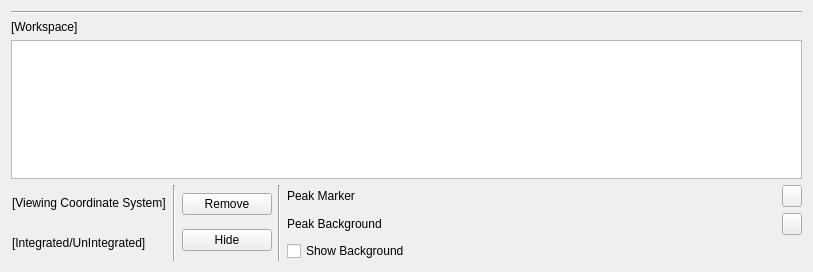
Before: the Qt Designer form Code/Mantid/MantidQt/SliceViewer/inc/MantidQtSliceViewer/PeaksWorkspaceWidget.ui in mantidproject/mantid, drawn with Qt 5.
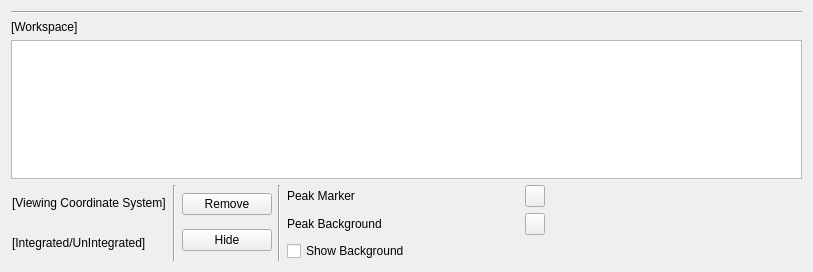
After: the same form once the commit is applied.

Commit message: refs #7373. Better Windowz layout.

Patch:
```diff
--- a/Code/Mantid/MantidQt/SliceViewer/inc/MantidQtSliceViewer/PeaksWorkspaceWidget.ui
+++ b/Code/Mantid/MantidQt/SliceViewer/inc/MantidQtSliceViewer/PeaksWorkspaceWidget.ui
@@ -70,7 +70,7 @@
     </layout>
    </item>
    <item>
-    <layout class="QHBoxLayout" name="controlsLayout" stretch="0,0,0,0,0">
+    <layout class="QHBoxLayout" name="controlsLayout" stretch="0,0,0,0,0,0">
      <item>
       <widget class="QFrame" name="infoFrame">
        <layout class="QVBoxLayout" name="verticalLayout_4">
@@ -281,6 +281,22 @@
        </item>
       </layout>
      </item>
+     <item>
+      <spacer name="horizontalSpacer">
+       <property name="orientation">
+        <enum>Qt::Horizontal</enum>
+       </property>
+       <property name="sizeType">
+        <enum>QSizePolicy::MinimumExpanding</enum>
+       </property>
+       <property name="sizeHint" stdset="0">
+        <size>
+         <width>0</width>
+         <height>20</height>
+        </size>
+       </property>
+      </spacer>
+     </item>
     </layout>
    </item>
   </layout>
```
